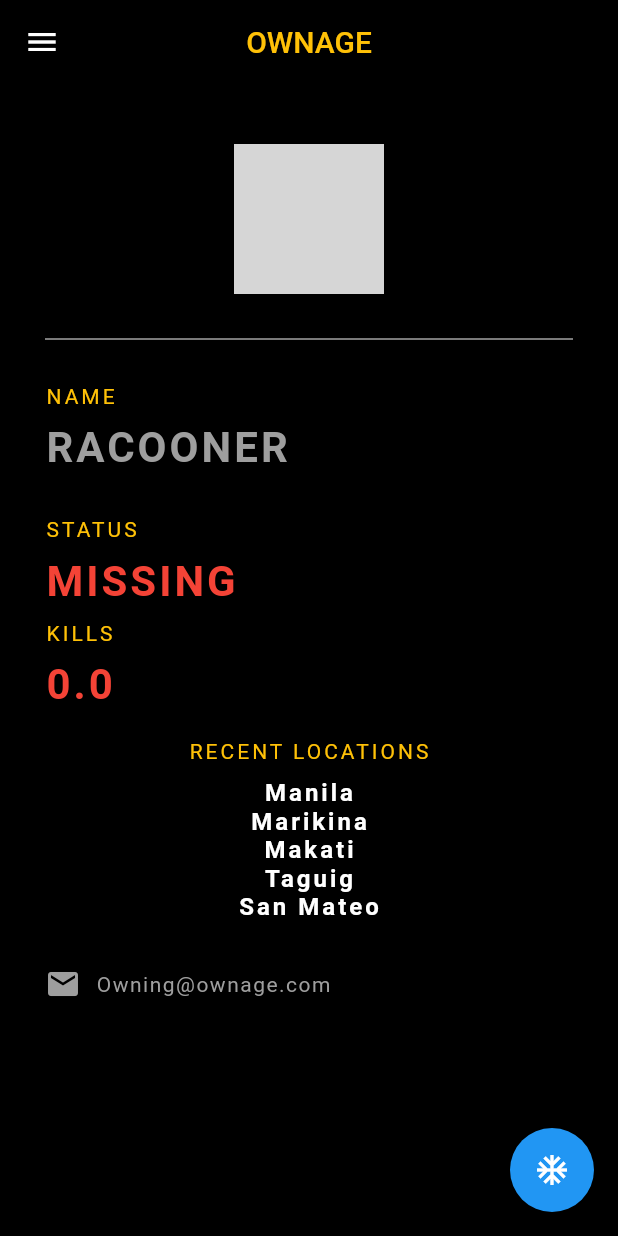
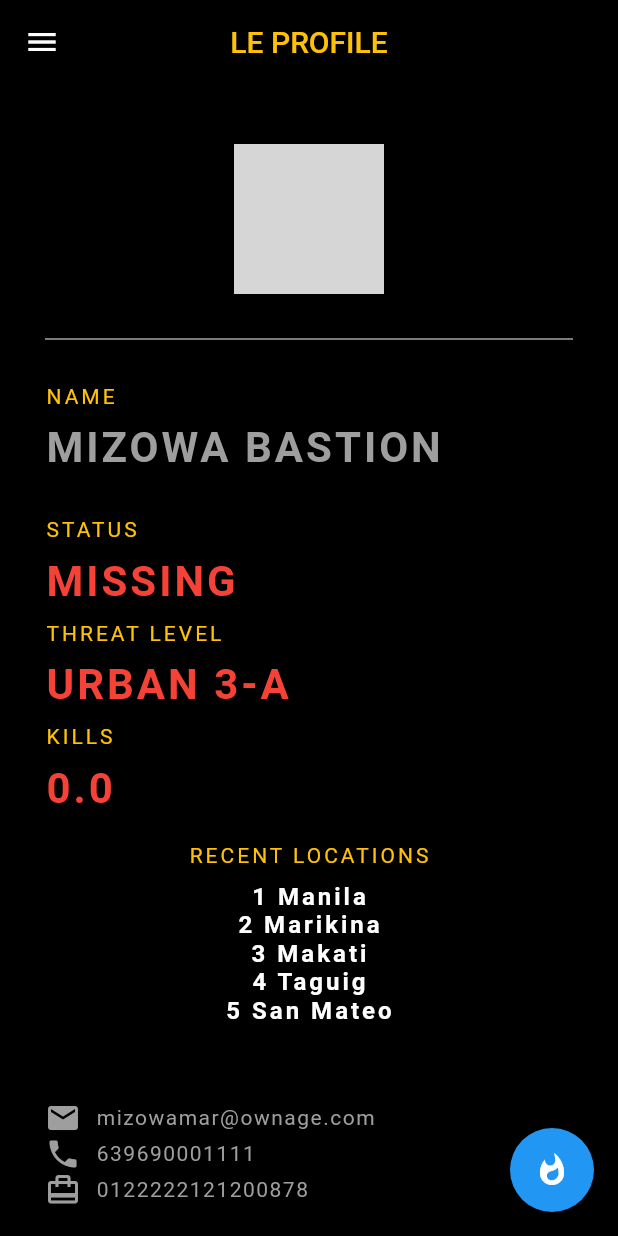
Before and after one commit to dreamertheat/FlutterCommon, a Flutter app: the screen it shows after launch, on a phone screen of 412 x 824 dp. Run offline on Flutter 3.47's test engine with Material 2 defaults, Android fonts, the phone set to English and light mode, and no system bars; network calls fail; grey boxes are pictures that could not be loaded.

Commit message:
custom classes

```diff
--- a/lib/main.dart
+++ b/lib/main.dart
@@ -1,6 +1,8 @@
 import 'dart:math';
 
 import 'package:flutter/material.dart';
+
+import 'models/Locationee.dart';
 
 void main() {
   return runApp(MaterialApp(
@@ -22,12 +24,15 @@ double manipulator(double num){
 }
 
 
-List<String> recentLocations = [
-  "Manila",
-  "Marikina",
-  "Makati",
-  "Taguig",
-  "San Mateo"
+
+
+List<Locationee> locations = [
+  Locationee(1,"Manila","34,2","12-01-09"),
+  Locationee(2,"Marikina","67,66","09-01-09"),
+  Locationee(3,"Makati","98,24","08-01-09"),
+  Locationee(4,"Taguig","110,333","07-01-09"),
+  Locationee(5,"San Mateo","210,233","06-01-09"),
+
 ];
 
 class _GGState extends State<GG> {
@@ -43,12 +48,12 @@ class _GGState extends State<GG> {
         onPressed: (){ setState(() {
           count = manipulator(count);
         });},
-        child: Icon(Icons.ac_unit),
+        child: Icon(Icons.whatshot),
       ),
       appBar: AppBar(
         brightness: Brightness.dark,
         backgroundColor: Colors.black,
-        title: Text("OWNAGE",style: ts1),
+        title: Text("LE PROFILE",style: ts1),
         centerTitle: true,
         elevation: 0.0,
       ),
@@ -61,11 +66,15 @@ class _GGState extends State<GG> {
             Divider(height: 60, color: Colors.grey[100]),
             Text('NAME',style: ts2),
               SizedBox(height: 10,),
-            Text("RACOONER",style: ts3),
+            Text("MIZOWA BASTION",style: ts3),
               SizedBox(height: 30,),
             Text('STATUS',style: ts2),
               SizedBox(height: 10,),
             Text('MISSING',style: warning),
+              SizedBox(height: 10,),
+            Text('THREAT LEVEL',style: ts2),
+              SizedBox(height: 10,),
+            Text('URBAN 3-A',style: warning),
               SizedBox(height: 10,),
             Text('KILLS',style: ts2),
               SizedBox(height: 10,),
@@ -76,7 +85,7 @@ class _GGState extends State<GG> {
             Center(
               child: Column(children:
 
-                recentLocations.map((e) => Text("$e",style: tsList)).toList()
+                locations.map((e) => Text("${e.id} ${e.name}",style: tsList)).toList()
 
               ),
             ),
@@ -90,14 +99,34 @@ class _GGState extends State<GG> {
 
 
 
-            SizedBox(height: 30,),
+            SizedBox(height: 50,),
 
             Row(
 
               children: [
                 Icon(Icons.email,color:Colors.grey),
                 SizedBox(width: 10,),
-                Text("Owning@ownage.com", style:ts0)
+                Text("mizowamar@ownage.com", style:ts0)
+
+              ],
+
+            ),
+            Row(
+
+              children: [
+                Icon(Icons.phone,color:Colors.grey),
+                SizedBox(width: 10,),
+                Text("639690001111", style:ts0)
+
+              ],
+
+            ),
+            Row(
+
+              children: [
+                Icon(Icons.card_travel,color:Colors.grey),
+                SizedBox(width: 10,),
+                Text("0122222121200878", style:ts0)
 
               ],
 
--- /dev/null
+++ b/lib/models/Locationee.dart
@@ -0,0 +1,13 @@
+class Locationee{
+
+  int id;
+  String name;
+  String coordinates;
+  String date;
+
+  Locationee(this.id, this.name, this.coordinates, this.date);
+
+
+
+
+}
```
